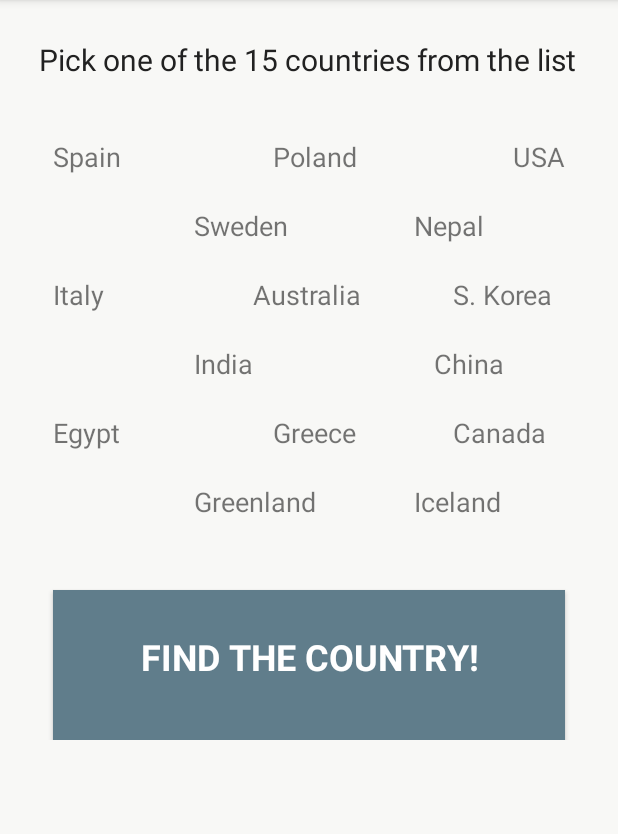
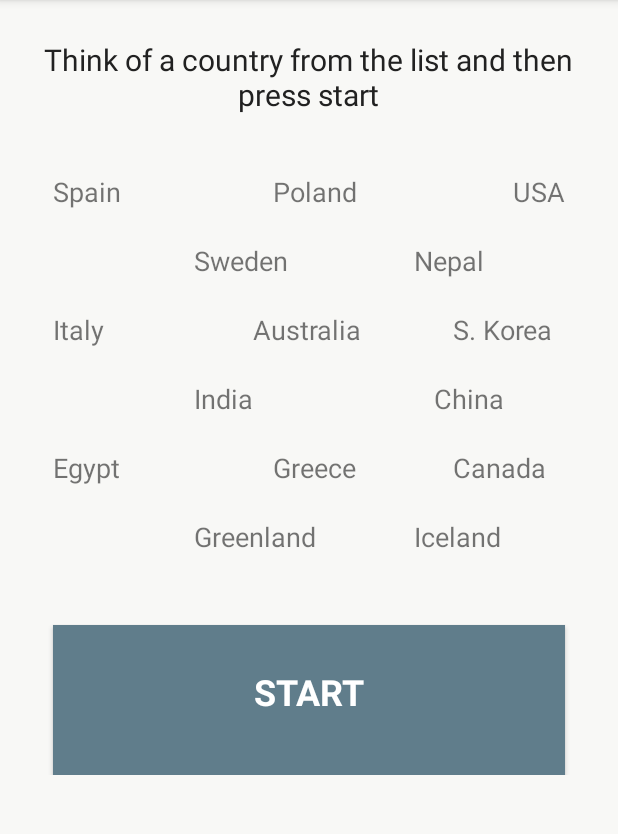
Before and after one commit to prayashm97/Country_Game, an Android app: the screen it shows after launch (MainActivity), on a phone screen of 412 x 824 dp, the part 84-918 px from its top. Run offline under Robolectric (Android 15) with nearby library versions, the phone set to English and light mode, and no system bars.

Commit message:
minor updates with texts

```diff
--- a/app/src/main/res/layout/activity_main.xml
+++ b/app/src/main/res/layout/activity_main.xml
@@ -31,7 +31,9 @@
                 android:layout_marginBottom="15dp"
                 android:layout_marginLeft="10dp"
                 android:layout_marginTop="10dp"
-                android:text="Pick one of the 15 countries from the list\n"
+                android:textAlignment="center"
+                android:layout_centerHorizontal="true"
+                android:text="@string/main_Instruction"
                 android:textColor="@color/fontColour"
                 android:textSize="@dimen/fontSizeReg" />
 
@@ -40,6 +42,7 @@
                 android:layout_width="wrap_content"
                 android:layout_height="wrap_content"
                 android:layout_below="@+id/pickCountry"
+
                 android:layout_centerHorizontal="true"
                 android:text="Spain\t\t\t\t\t\t\t\tPoland\t\t\t\t\t\t\t\tUSA\n"
                 android:textSize="@dimen/fontSizeCountry" />
--- a/app/src/main/res/values/strings.xml
+++ b/app/src/main/res/values/strings.xml
@@ -5,7 +5,9 @@
     <string name="title_activity_third_country">ThirdCountry</string>
     <string name="title_activity_fourth_country">FourthCountry</string>
     <string name="title_activity_final">FinalActivity</string>
+    <string name="main_Instruction">Think of a country from the list
+    and then press start\n</string>
     <string name="yes_button">\nYES!</string>
     <string name="no_button">\nNO!</string>
-    <string name="findButton">\nFIND THE COUNTRY!</string>
+    <string name="findButton">\nSTART</string>
 </resources>
--- a/build.gradle
+++ b/build.gradle
@@ -5,7 +5,7 @@ buildscript {
         jcenter()
     }
     dependencies {
-        classpath 'com.android.tools.build:gradle:2.1.3'
+        classpath 'com.android.tools.build:gradle:2.2.3'
 
         // NOTE: Do not place your application dependencies here; they belong
         // in the individual module build.gradle files
```
